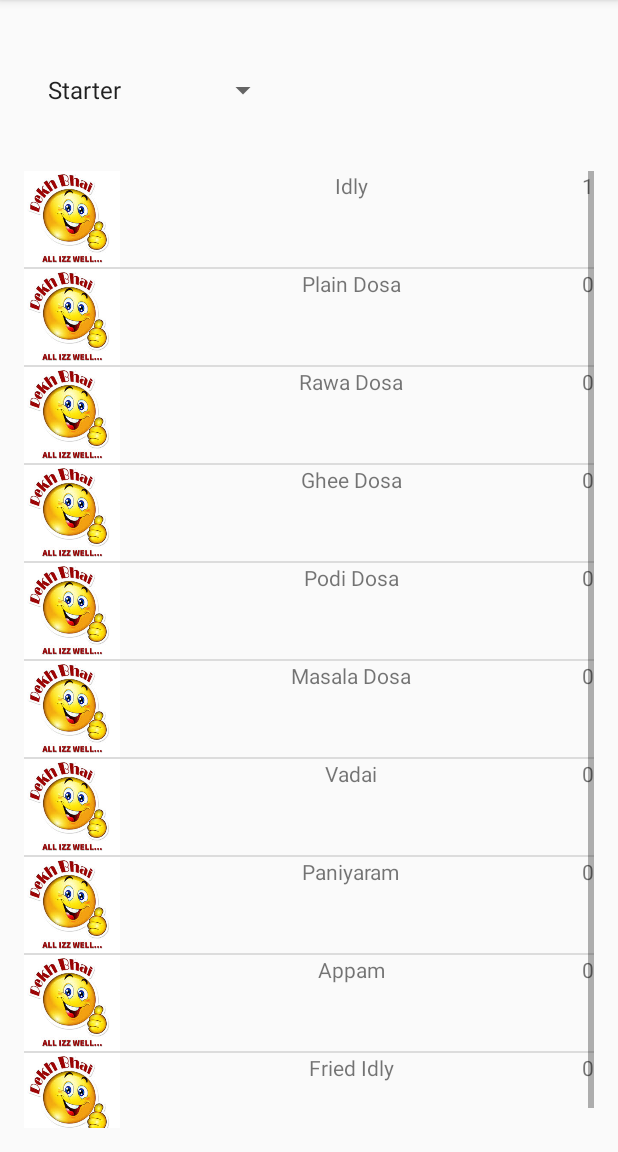
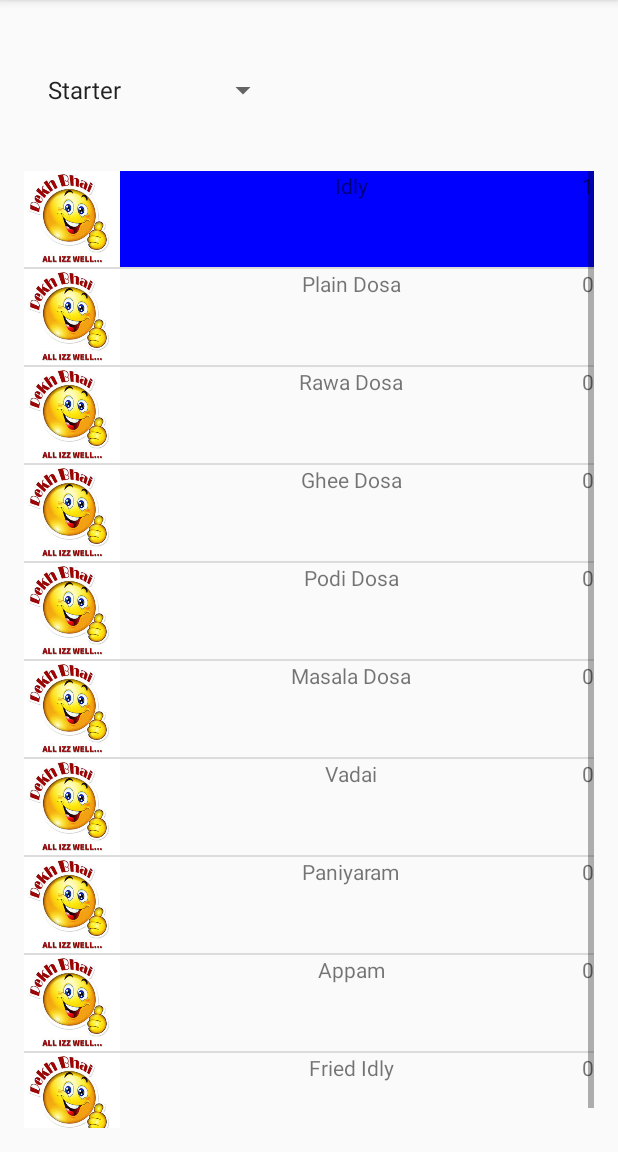
Before and after one commit to IOException722/FoodPlazza, an Android app: the screen it shows after launch (MainActivity), after a tap on "Idly", on a phone screen of 412 x 824 dp, the part 84-1236 px from its top. Run offline under Robolectric (Android 15) with nearby library versions, the phone set to English and light mode, and no system bars.

Commit message:
drawer included

```diff
--- a/app/src/main/java/matrimony/foodplazza/MainActivity.java
+++ b/app/src/main/java/matrimony/foodplazza/MainActivity.java
@@ -2,6 +2,7 @@ package matrimony.foodplazza;
 
 import android.graphics.Color;
 import android.os.Bundle;
+import android.support.v4.widget.DrawerLayout;
 import android.support.v7.app.ActionBarActivity;
 import android.util.Log;
 import android.view.LayoutInflater;
@@ -45,6 +46,7 @@ public class MainActivity extends ActionBarActivity {
     ArrayList<String> mSpinnerList;
     //HashMap<Boolean, HashMap<>>;
     ArrayList<String> mSpinnerList2;
+    DrawerLayout mDrawerLayout;
 
     int size;
     @Override
@@ -110,11 +112,33 @@ public class MainActivity extends ActionBarActivity {
             }
         });
 
+
         //mFoodPrice = new ArrayList<Integer>(Arrays.asList(getResources().getIntArray(R.array.foodquantitystarter)));
 
+        mDrawerLayout = (DrawerLayout) findViewById(R.id.drawer_layout);
+        mDrawerLayout.setDrawerListener(new DrawerLayout.DrawerListener() {
+            @Override
+            public void onDrawerSlide(View drawerView, float slideOffset) {
 
+                Log.v("ON SLIDE", drawerView.toString());
+                Log.v("FLOAT OFFSET",Float.toString(slideOffset));
+            }
 
+            @Override
+            public void onDrawerOpened(View drawerView) {
+                Log.v("ON OPENED", drawerView.toString());
+            }
 
+            @Override
+            public void onDrawerClosed(View drawerView) {
+                Log.v("ON CLOSED", drawerView.toString());
+            }
+
+            @Override
+            public void onDrawerStateChanged(int newState) {
+                Log.v("ON STATE CHANGED",Integer.toString(newState));
+            }
+        });
     }
     public void callAdapter()
     {
@@ -197,18 +221,19 @@ public class MainActivity extends ActionBarActivity {
                     switch(pos)
                     {
                         case 0:
+                            boolStarter.set(position, true);
                             quantitystarter.set(position, quantitystarter.get(position) + 1);
-                            changeBoolValue(position, boolStarter, size2);
+                            boolStarter = changeBoolValue(position, boolStarter, size2);
                             break;
                         case 1:
                             boolMaincourse.set(position, true);
                             quantitymaincourse.set(position, quantitymaincourse.get(position) + 1);
-                            changeBoolValue(position, boolMaincourse, size1);
+                            boolMaincourse = changeBoolValue(position, boolMaincourse, size1);
                             break;
                         default:
                             boolDesert.set(position, true);
                             quantitydesert.set(position, quantitydesert.get(position)+1);
-                            changeBoolValue(position, boolDesert, size2);
+                            boolDesert = changeBoolValue(position, boolDesert, size2);
                     }
                     Log.v("onclick+position", Integer.toString(pos)+" pos"+ Integer.toString(position));
                 }
--- a/app/src/main/res/layout/activity_main.xml
+++ b/app/src/main/res/layout/activity_main.xml
@@ -1,5 +1,13 @@
-<RelativeLayout xmlns:android="http://schemas.android.com/apk/res/android"
-    xmlns:tools="http://schemas.android.com/tools" android:layout_width="match_parent"
+<android.support.v4.widget.DrawerLayout
+    xmlns:android="http://schemas.android.com/apk/res/android"
+    xmlns:tools="http://schemas.android.com/tools"
+    android:id="@+id/drawer_layout"
+    android:layout_height="match_parent"
+    android:layout_width="match_parent"
+    >
+
+<RelativeLayout
+    android:layout_width="match_parent"
     android:layout_height="match_parent" android:paddingLeft="@dimen/activity_horizontal_margin"
     android:paddingRight="@dimen/activity_horizontal_margin"
     android:paddingTop="@dimen/activity_vertical_margin"
@@ -22,5 +30,12 @@
         android:layout_marginTop="30dp">
     </ListView>
 
-
 </RelativeLayout>
+    <ListView
+        android:id="@+id/draywer_list"
+        android:layout_width="250dp"
+        android:layout_height="match_parent"
+        android:layout_gravity="right"
+        android:entries="@array/food_list">
+    </ListView>
+</android.support.v4.widget.DrawerLayout>
--- a/app/src/main/res/values/strings.xml
+++ b/app/src/main/res/values/strings.xml
@@ -48,6 +48,40 @@
     </string-array>
 
 
+    <string-array name="food_list">
+        <item>Idly </item>
+        <item>Plain Dosa </item>
+        <item>Rawa Dosa </item>
+        <item>Ghee Dosa</item>
+        <item>Podi Dosa</item>
+        <item>Masala Dosa</item>
+        <item>Vadai</item>
+        <item>Paniyaram</item>
+        <item>Appam</item>
+        <item>Fried Idly</item>
+        <item>Veg Pulao </item>
+        <item>Plain rice </item>
+        <item>Fried rice</item>
+        <item>Veg Briyani</item>
+        <item>Sambhar rice</item>
+        <item>Curd Rice</item>
+        <item>PLain rice</item>
+        <item>Zeera rice</item>
+        <item>Dal fry</item>
+        <item>Dal tadka</item>
+        <item>Gulab Jamum </item>
+        <item>Jalebi</item>
+        <item>Icecream Falooda</item>
+        <item>Ladoo</item>
+        <item>Paan</item>
+        <item>Tooty Frooty</item>
+        <item>Bundi</item>
+        <item>Batasa</item>
+        <item>Dhekua</item>
+        <item>Chanaamrit</item>
+    </string-array>
+
+
     <integer-array name="foodquantity">
         <item>0</item>
         <item>0</item>
```
Also changed, not shown: 31 other files.
